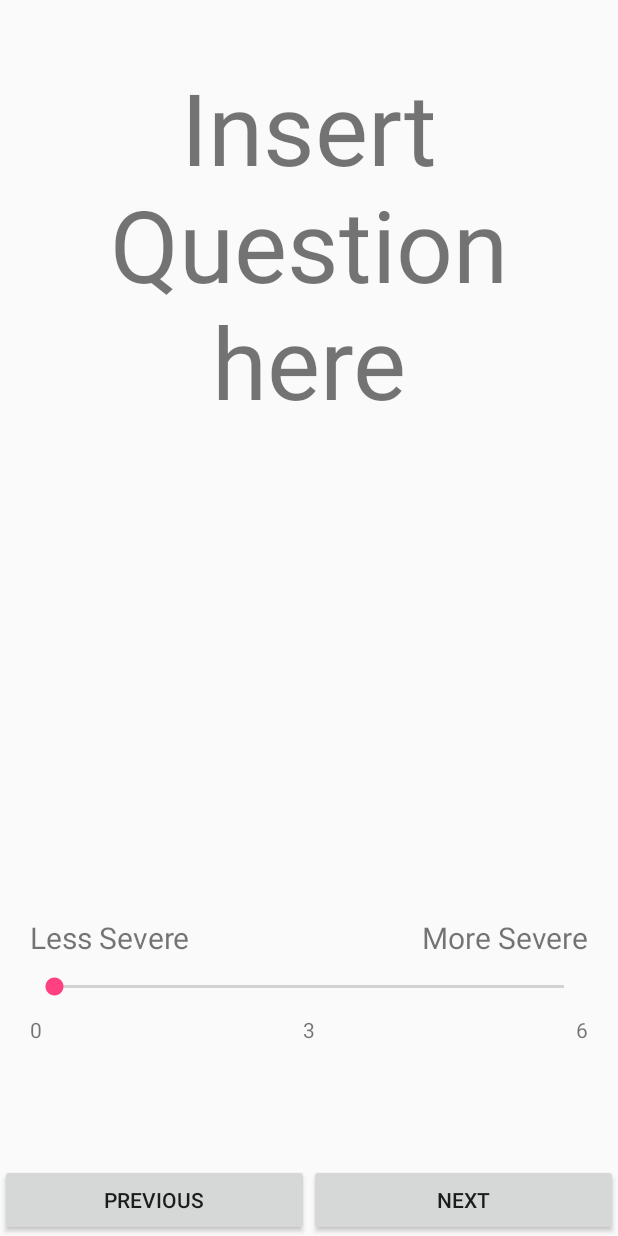
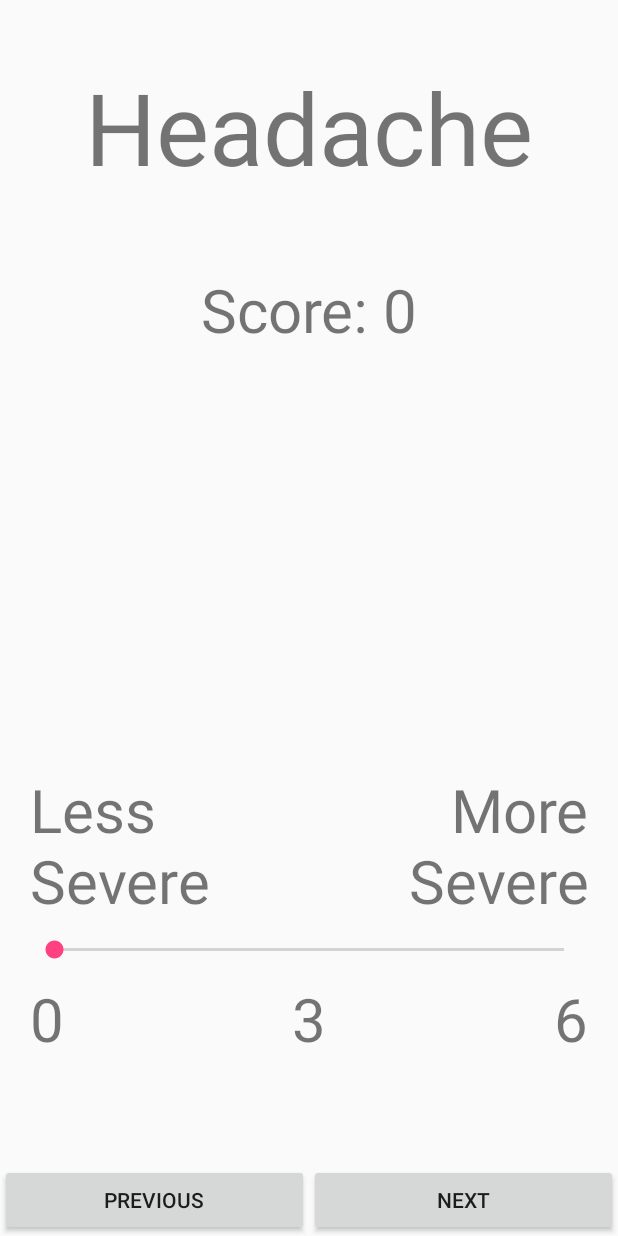
Before and after one commit to maryamkaka/ICAS, an Android app: the screen it shows after launch (Scat3), after a tap on "SCAT 3", on a phone screen of 412 x 824 dp. Run offline under Robolectric (Android 15) with nearby library versions, the light colour scheme and no system bars.

Commit message:
Successfully read SeekBar value and dispayed to user

```diff
--- a/App/app/src/main/java/app/example/icas/integratedconcussionassessmentsystem/Scat3.java
+++ b/App/app/src/main/java/app/example/icas/integratedconcussionassessmentsystem/Scat3.java
@@ -7,7 +7,9 @@ import android.app.FragmentTransaction;
 import android.content.Intent;
 import android.os.Bundle;
 import android.support.v4.app.FragmentActivity;
+import android.view.View;
 import android.widget.TextView;
+import android.widget.Toast;
 
 /**
  * SCAT 3 Activity
@@ -29,7 +31,18 @@ public class Scat3 extends FragmentActivity{
         //Fragment manager
         FragmentManager fragmentManager = getFragmentManager();
         FragmentTransaction fragmentTransaction = fragmentManager.beginTransaction();
-        //symptomEvalFrag symptomEvalFrag = new symptomEvalFrag();
-        //fragmentTransaction.commit();
+        symptomEvalFrag symptomEvalFrag = new symptomEvalFrag();
+        fragmentTransaction.commit();
+    }
+
+    public void onNextClick(View view){
+        Toast.makeText(this, "You clicked Next", Toast.LENGTH_SHORT).show();
+
+
+
+    }
+
+    public void onPrevClick(View view){
+        Toast.makeText(this, "You clicked Prev", Toast.LENGTH_SHORT).show();
     }
 }
--- a/App/app/src/main/java/app/example/icas/integratedconcussionassessmentsystem/symptomEvalFrag.java
+++ b/App/app/src/main/java/app/example/icas/integratedconcussionassessmentsystem/symptomEvalFrag.java
@@ -2,20 +2,58 @@ package app.example.icas.integratedconcussionassessmentsystem;
 
 import android.app.Fragment;
 import android.os.Bundle;
-import android.support.annotation.Nullable;
 import android.view.LayoutInflater;
 import android.view.View;
 import android.view.ViewGroup;
+import android.widget.SeekBar;
+import android.widget.TextView;
+
+import org.w3c.dom.Text;
 
 /**
  * Created by mkaka on 2016-12-05.
  */
 
 public class symptomEvalFrag extends Fragment{
+    symptomEvaluationQuestions questions;
+    TextView questionTxt, scoreTxt;
+    SeekBar answer;
 
     @Override
     public View onCreateView(LayoutInflater inflater, ViewGroup container, Bundle savedInstanceState) {
-        //return super.onCreateView(inflater, container, savedInstanceState);
         return inflater.inflate(R.layout.symptom_eval, container, false);   /* Layout inflator takes the provided xml layout  */
     }
+
+    @Override
+    public void onViewCreated(View view, Bundle savedInstanceState) {
+        questions = new symptomEvaluationQuestions();
+
+        questionTxt = (TextView) getView().findViewById(R.id.question);
+        answer = (SeekBar) getView().findViewById(R.id.answer);
+        scoreTxt = (TextView) getView().findViewById(R.id.score);
+
+        scoreTxt.setText("0");
+        questionTxt.setText(questions.getCurrentQuestion());
+        answer.setOnSeekBarChangeListener(new SeekBar.OnSeekBarChangeListener() {
+
+            @Override
+            public void onProgressChanged(SeekBar seekBar, int i, boolean b) {
+                scoreTxt.setText(Integer.toString(i));
+            }
+
+            @Override
+            public void onStartTrackingTouch(SeekBar seekBar) {
+
+            }
+
+            @Override
+            public void onStopTrackingTouch(SeekBar seekBar) {
+                //scoreTxt.setText(value);
+            }
+        });
+    }
+
+    public void updateQuestion(View view){
+
+    }
 }
--- /dev/null
+++ b/App/app/src/main/java/app/example/icas/integratedconcussionassessmentsystem/symptomEvaluationQuestions.java
@@ -0,0 +1,54 @@
+package app.example.icas.integratedconcussionassessmentsystem;
+
+/**
+ * Created by mkaka on 2016-12-05.
+ */
+
+public class symptomEvaluationQuestions {
+
+    String questions[] = {  "Headache",
+                            "Pressure in head",
+                            "Neck Pain",
+                            "Nausea or vomiting Dizziness",
+                            "Blurred vision",
+                            "balance problems",
+                            "Sensitivity to light",
+                            "Sensitivity to noise",
+                            "Feeling slowed down",
+                            "Feeling like “in a fog“",
+                            "“Don’t feel right”",
+                            "Difficulty concentrating",
+                            "Difficulty remembering",
+                            "Fatigue or low energy",
+                            "Confusion Drowsiness",
+                            "Trouble falling asleep",
+                            "More emotional",
+                            "Irritability Sadness",
+                            "Nervous or Anxious"};
+    int index;
+
+    /* Constructor */
+    public symptomEvaluationQuestions() {
+        this.index = 0;
+    }
+
+    public int getIndex() {
+        return index;
+    }
+
+    public void setIndex(int index) {
+        this.index = index;
+    }
+
+    public String getCurrentQuestion(){
+        return questions[this.index];
+    }
+
+    public void incrementIndex(){
+        this.index ++;
+    }
+
+    public void decrementIndex(){
+        this.index --;
+    }
+}
--- a/App/app/src/main/res/layout/scat3.xml
+++ b/App/app/src/main/res/layout/scat3.xml
@@ -27,21 +27,23 @@
         android:layout_alignParentBottom="true"
         android:layout_alignParentLeft="true"
         android:layout_alignParentStart="true"
-        android:paddingTop="30dp">
+        android:paddingTop="10dp">
 
         <Button
             android:layout_weight="1"
             android:layout_width="fill_parent"
             android:layout_height="wrap_content"
-            android:id="@+id/button"
-            android:text="Previous"/>
+            android:id="@+id/prev"
+            android:text="Previous"
+            android:onClick="onPrevClick"/>
 
         <Button
             android:layout_weight="1"
             android:layout_width="fill_parent"
             android:layout_height="wrap_content"
             android:text="Next"
-            android:id="@+id/button2" />
+            android:id="@+id/next"
+            android:onClick="onNextClick"/>
     </LinearLayout>
 
 </RelativeLayout>
--- a/App/app/src/main/res/layout/symptom_eval.xml
+++ b/App/app/src/main/res/layout/symptom_eval.xml
@@ -16,13 +16,34 @@
     <LinearLayout
         android:layout_width="match_parent"
         android:layout_height="wrap_content"
-        android:layout_above="@+id/seekBar">
+        android:layout_below="@+id/question"
+        android:padding="30dp">
+        <TextView
+            android:layout_weight="1"
+            android:layout_width="wrap_content"
+            android:layout_height="match_parent"
+            android:text="Score: "
+            android:textAlignment="textEnd"
+            android:layout_gravity="end"
+            android:textSize="40sp"/>
+        <TextView
+            android:layout_weight="1"
+            android:layout_width="wrap_content"
+            android:layout_height="match_parent"
+            android:id="@+id/score"
+            android:textSize="40sp"/>
+    </LinearLayout>
+
+    <LinearLayout
+        android:layout_width="match_parent"
+        android:layout_height="wrap_content"
+        android:layout_above="@+id/answer">
         <TextView
             android:layout_weight="1"
             android:layout_width="wrap_content"
             android:layout_height="wrap_content"
             android:text="Less Severe"
-            android:textSize="20dp"/>
+            android:textSize="40sp"/>
         <TextView
             android:layout_weight="1"
             android:layout_width="wrap_content"
@@ -30,11 +51,7 @@
             android:text="More Severe"
             android:textAlignment="textEnd"
             android:layout_gravity="end"
-            android:textSize="20dp"
-            android:layout_above="@+id/seekBar"
-            android:layout_alignParentRight="true"
-            android:layout_alignParentEnd="true"
-            android:id="@+id/textView" />
+            android:textSize="40sp"/>
     </LinearLayout>
 
     <SeekBar
@@ -44,8 +61,9 @@
         android:layout_height="wrap_content"
         android:max="6"
         android:progress="0"
-        android:id="@+id/seekBar"
-        android:layout_above="@+id/scale" />
+        android:id="@+id/answer"
+        android:layout_above="@+id/scale"
+        />
 
     <LinearLayout
         android:layout_width="match_parent"
@@ -54,20 +72,22 @@
         android:layout_alignParentLeft="true"
         android:layout_alignParentStart="true"
         android:id="@id/scale"
-        android:paddingBottom="30dp">
+        android:paddingBottom="40dp">
 
         <TextView
             android:layout_weight="1"
             android:layout_width="wrap_content"
             android:layout_height="wrap_content"
-            android:text="0" />
+            android:text="0"
+            android:textSize="40sp"/>
 
         <TextView
             android:layout_weight="1"
             android:layout_width="wrap_content"
             android:layout_height="wrap_content"
             android:textAlignment="center"
-            android:text="3" />
+            android:text="3"
+            android:textSize="40sp"/>
 
         <TextView
             android:layout_weight="1"
@@ -75,6 +95,7 @@
             android:layout_height="wrap_content"
             android:text="6"
             android:textAlignment="textEnd"
+            android:textSize="40sp"
             android:layout_gravity="end"/>
     </LinearLayout>
 
--- a/App/app/src/main/res/values/strings.xml
+++ b/App/app/src/main/res/values/strings.xml
@@ -4,4 +4,5 @@
     <string name="callingActMsg">The calling activity is:</string>
     <string name="options_exit_txt">Exit</string>
     <string name="welcomeScreenTxt">Hello</string>
+    <string name="score" />
 </resources>
```
